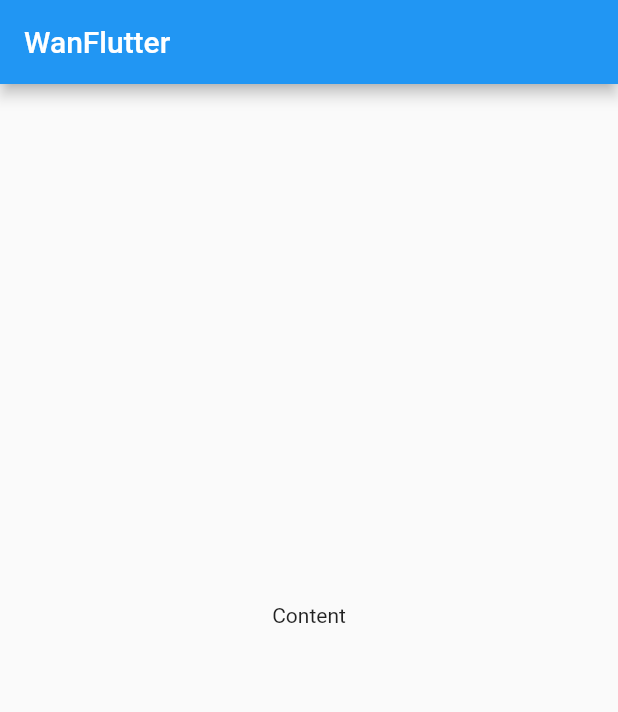
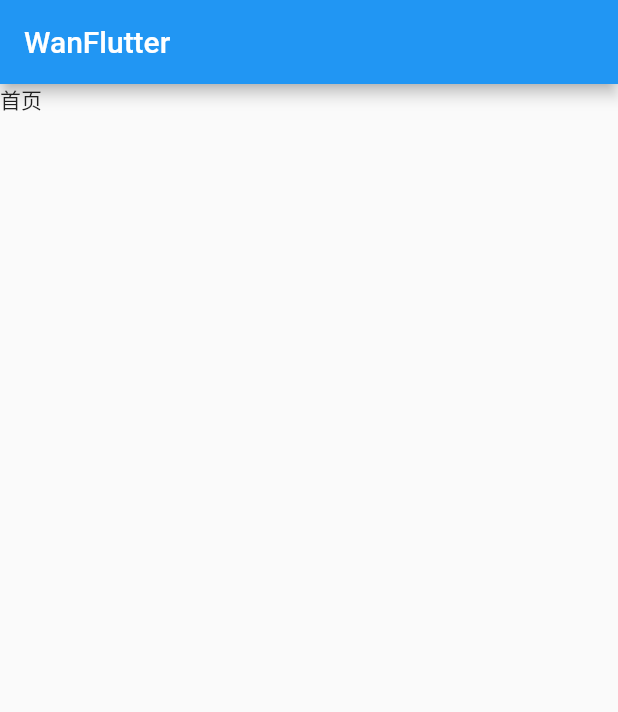
Before and after one commit to chiclaim/WanFlutter, a Flutter app: the screen it shows after launch, on a phone screen of 412 x 824 dp. Shown: the top 712 px of the screen. Run offline on Flutter 3.47's test engine with Material 2 defaults, Android fonts, the light colour scheme and no system bars.

Commit message:
使用 PageView 实现 TabContent 的延迟加载

```diff
--- a/lib/main.dart
+++ b/lib/main.dart
@@ -1,4 +1,8 @@
 import 'package:flutter/material.dart';
+import 'package:wanflutter/module/home/page/home_page.dart';
+import 'package:wanflutter/module/mine/page/mine_page.dart';
+import 'package:wanflutter/module/project/page/project_page.dart';
+import 'package:wanflutter/module/system/page/system_page.dart';
 
 void main() => runApp(const EntryApp());
 
@@ -11,11 +15,27 @@ class EntryApp extends StatefulWidget {
 
 class _EntryAppState extends State<EntryApp> {
   int _selectedIndex = 0;
+  late PageController _pageController;
+
+  final pages = <Widget>[
+    const HomePage(),
+    const SystemPage(),
+    const ProjectPage(),
+    const MinePage(),
+  ];
 
   void _onItemTapped(int index) {
     setState(() {
       _selectedIndex = index;
+      _pageController.jumpToPage(index);
     });
+  }
+
+  @override
+  void initState() {
+    super.initState();
+    _pageController =
+        PageController(initialPage: _selectedIndex, keepPage: true);
   }
 
   @override
@@ -25,8 +45,9 @@ class _EntryAppState extends State<EntryApp> {
         appBar: AppBar(
           title: const Text('WanFlutter'),
         ),
-        body: const Center(
-          child: Text('Content'),
+        body: PageView(
+          controller: _pageController,
+          children: pages,
         ),
         bottomNavigationBar: BottomNavigationBar(
           type: BottomNavigationBarType.fixed, // 固定每个选项的宽度和位置
--- /dev/null
+++ b/lib/module/home/page/home_page.dart
@@ -0,0 +1,14 @@
+import 'package:flutter/cupertino.dart';
+import 'package:wanflutter/module/base/base_page.dart';
+
+///
+/// 首页
+///
+class HomePage extends BaseStatefulPage {
+  const HomePage({super.key}) : super(title: "首页");
+
+  @override
+  Widget buildBody() {
+    return const Text("首页");
+  }
+}
--- /dev/null
+++ b/lib/module/mine/page/mine_page.dart
@@ -0,0 +1,14 @@
+import 'package:flutter/cupertino.dart';
+import 'package:wanflutter/module/base/base_page.dart';
+
+///
+/// “我的” 页面
+///
+class MinePage extends BaseStatefulPage {
+  const MinePage({super.key}) : super(title: "我的");
+
+  @override
+  Widget buildBody() {
+    return const Text("我的");
+  }
+}
--- /dev/null
+++ b/lib/module/project/page/project_page.dart
@@ -0,0 +1,14 @@
+import 'package:flutter/cupertino.dart';
+import 'package:wanflutter/module/base/base_page.dart';
+
+///
+/// “项目”页面
+///
+class ProjectPage extends BaseStatefulPage {
+  const ProjectPage({super.key}) : super(title: "项目");
+
+  @override
+  Widget buildBody() {
+    return const Text("项目");
+  }
+}
--- /dev/null
+++ b/lib/module/system/page/system_page.dart
@@ -0,0 +1,14 @@
+import 'package:flutter/cupertino.dart';
+import 'package:wanflutter/module/base/base_page.dart';
+
+///
+/// “体系”页面
+///
+class SystemPage extends BaseStatefulPage {
+  const SystemPage({super.key}) : super(title: "体系");
+
+  @override
+  Widget buildBody() {
+    return const Text("体系");
+  }
+}
```
Also changed, not shown: lib/module/base/base_page.dart (added, +15 -0 lines).
